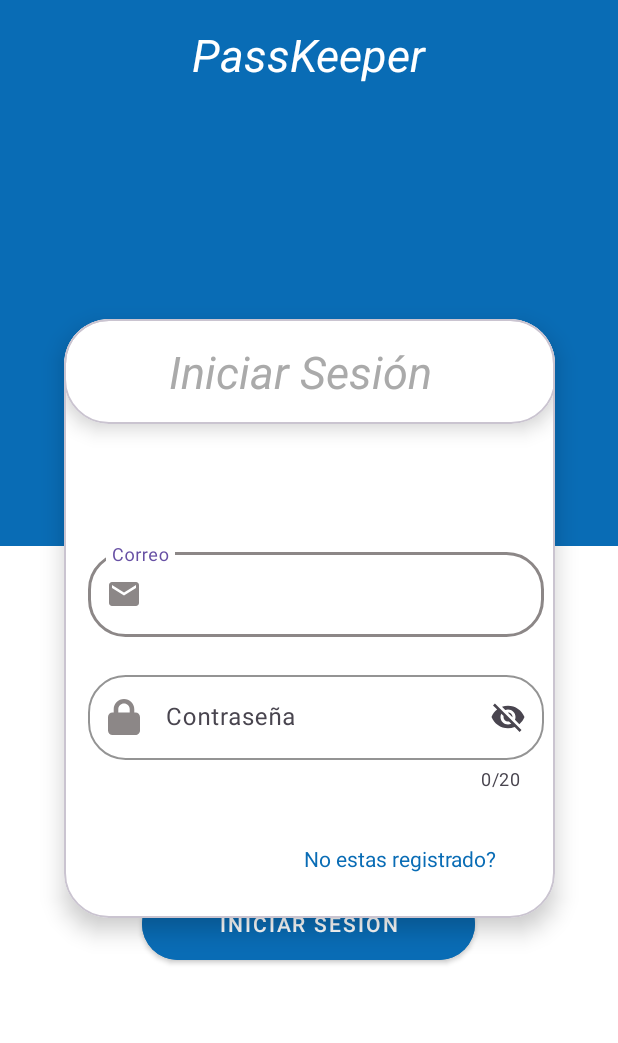
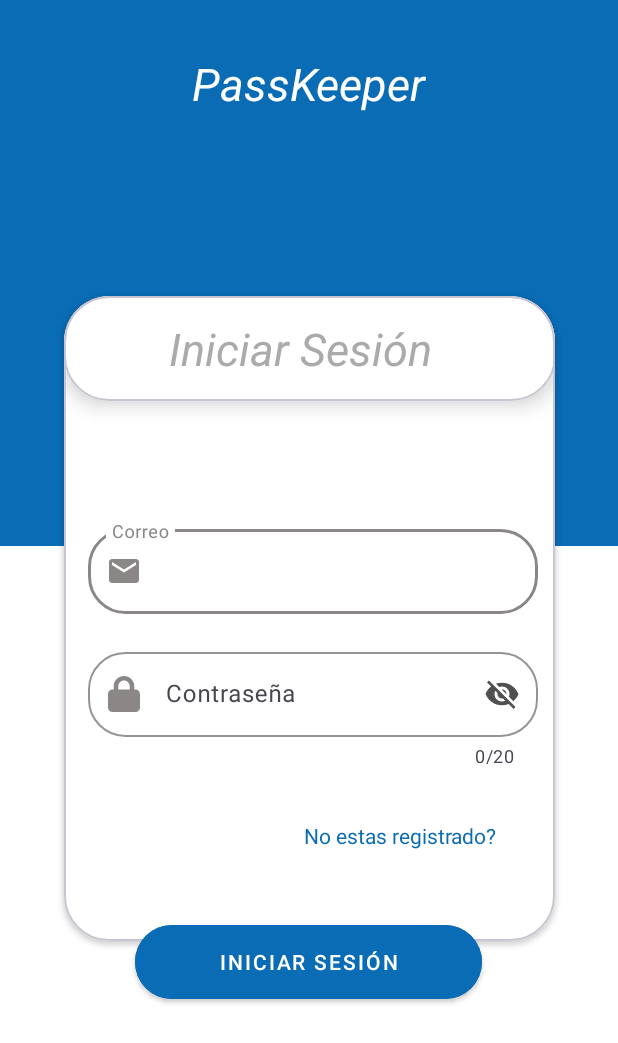
Before and after one commit to soleforna/integrador_ISP3, an Android app: the screen it shows after launch (MainActivity), on a phone screen of 412 x 824 dp. Shown: the top 1043 px of the screen. Run offline under Robolectric (Android 15) with nearby library versions, the phone set to English and light mode, and no system bars.

Commit message:
Pequeños cambios
Pequeños cambios en el diseño de la activity del login

```diff
--- a/app/PassKeeper/app/src/main/res/layout/activity_main.xml
+++ b/app/PassKeeper/app/src/main/res/layout/activity_main.xml
@@ -29,18 +29,18 @@
         app:layout_constraintTop_toTopOf="parent"
         app:layout_constraintStart_toStartOf="parent"
         app:layout_constraintEnd_toEndOf="parent"
-        android:layout_marginTop="16dp"
+        android:layout_marginTop="35dp"
         android:layout_marginBottom="16dp" />
 
     <com.google.android.material.card.MaterialCardView
         android:id="@+id/cardView"
         android:layout_width="327dp"
-        android:layout_height="399dp"
+        android:layout_height="430dp"
         android:layout_marginStart="16dp"
         android:layout_marginEnd="16dp"
         android:backgroundTint="@color/white"
         app:cardCornerRadius="30dp"
-        app:cardElevation="9dp"
+        app:cardElevation="2dp"
         app:layout_constraintBottom_toBottomOf="parent"
         app:layout_constraintEnd_toEndOf="parent"
         app:layout_constraintStart_toStartOf="parent"
@@ -77,8 +77,8 @@
         </com.google.android.material.card.MaterialCardView>
 
         <LinearLayout
-            android:layout_width="304dp"
-            android:layout_height="190dp"
+            android:layout_width="300dp"
+            android:layout_height="173dp"
             android:layout_marginStart="16dp"
             android:layout_marginTop="150dp"
             android:layout_marginEnd="16dp"
@@ -97,16 +97,17 @@
                 app:boxCornerRadiusTopEnd="25dp"
                 app:boxCornerRadiusTopStart="25dp"
                 app:boxStrokeColor="@color/greyLigth"
+                app:hintTextColor="@color/greyLigth"
                 app:startIconContentDescription="Correo icon"
                 app:startIconDrawable="@drawable/correo"
-                app:startIconTint="@color/greyLigth"
-              >
+                app:startIconTint="@color/greyLigth">
 
                 <com.google.android.material.textfield.TextInputEditText
                     android:id="@+id/editTextUsername"
                     android:layout_width="match_parent"
                     android:layout_height="wrap_content"
                     android:inputType="text"
+                    android:textColor="@color/greyLigth"
                     app:hintTextColor="@color/greyLigth" />
             </com.google.android.material.textfield.TextInputLayout>
 
@@ -125,8 +126,10 @@
                 app:boxStrokeColor="@color/greyLigth"
                 app:counterEnabled="true"
                 app:counterMaxLength="20"
+                app:endIconMode="password_toggle"
+                app:endIconTint="@color/grey"
                 app:errorEnabled="true"
-                app:endIconMode="password_toggle"
+                app:hintTextColor="@color/greyLigth"
                 app:startIconContentDescription="Lock icon"
                 app:startIconDrawable="@drawable/lock_solid"
                 app:startIconTint="@color/greyLigth">
@@ -135,7 +138,8 @@
                     android:id="@+id/editPassword"
                     android:layout_width="match_parent"
                     android:layout_height="wrap_content"
-                    android:inputType="text" />
+                    android:inputType="text"
+                    android:textColor="@color/greyLigth" />
             </com.google.android.material.textfield.TextInputLayout>
         </LinearLayout>
 
@@ -143,8 +147,8 @@
             android:id="@+id/linkRegister"
             android:layout_width="wrap_content"
             android:layout_height="wrap_content"
+            android:layout_marginLeft="160dp"
             android:layout_marginTop="350dp"
-            android:layout_marginLeft="160dp"
             android:text="No estas registrado?"
             android:textColor="@color/blue"
             app:layout_constraintBottom_toTopOf="@+id/materialButton"
@@ -155,24 +159,23 @@
     </com.google.android.material.card.MaterialCardView>
 
 
-
     <com.google.android.material.button.MaterialButton
         android:id="@+id/materialButton"
         style="@style/Widget.MaterialComponents.Button"
-        android:layout_width="222dp"
-        android:layout_height="60dp"
+        android:layout_width="231dp"
+        android:layout_height="61dp"
         android:layout_marginTop="373dp"
         android:backgroundTint="@color/blue"
-        app:cardElevation="15dp"
         android:text="@string/log_in"
         android:textColor="@color/white"
+        app:cardElevation="15dp"
         app:cornerRadius="30dp"
         app:layout_constraintBottom_toBottomOf="parent"
         app:layout_constraintEnd_toEndOf="parent"
         app:layout_constraintHorizontal_bias="0.497"
         app:layout_constraintStart_toStartOf="parent"
         app:layout_constraintTop_toTopOf="@+id/cardView"
-        app:layout_constraintVertical_bias="0.0"
+        app:layout_constraintVertical_bias="0.21"
         tools:ignore="MissingConstraints" />
 
 </androidx.constraintlayout.widget.ConstraintLayout>
--- a/app/PassKeeper/app/src/main/res/values/colors.xml
+++ b/app/PassKeeper/app/src/main/res/values/colors.xml
@@ -4,7 +4,6 @@
     <color name="grey">#515050</color>
     <color name="white">#FFFFFFFF</color>
     <color name="blue">#096CB5</color>
-    <color name="red">#096CB5</color>
     <color name="transparentColor">#00FFFFFF</color>
 
 </resources>
--- a/app/PassKeeper/app/src/main/res/values/themes.xml
+++ b/app/PassKeeper/app/src/main/res/values/themes.xml
@@ -5,10 +5,9 @@
         <!-- <item name="colorPrimary">@color/my_light_primary</item> -->
 
         <item name="cardViewStyle">@style/CardViewNoBorder</item>
+
     </style>
  <style name="CardViewNoBorder" parent="CardView">
-
-        <item name="cardBackgroundColor">@color/white</item>
     </style>
     <style name="Theme.PassKeeper" parent="Base.Theme.PassKeeper" />
 </resources>
```
